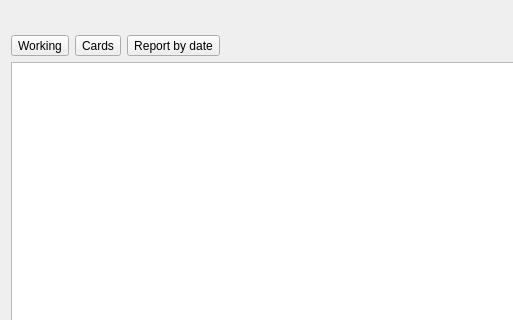
Old version of the form maindialog.ui in the repository End1-1/GASTiko; both pictures show x 0 to 513 and y 0 to 320 of the 820 by 604 pixel window.
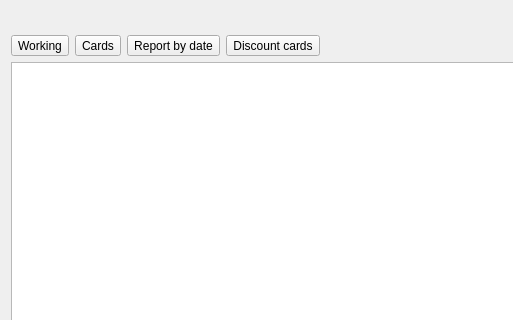
New version of the form. Icons and pictures are not drawn. Custom widgets are drawn as their Qt base class.

The edit to the form file:
```diff
--- a/maindialog.ui
+++ b/maindialog.ui
@@ -106,6 +106,26 @@
         </property>
        </widget>
       </item>
+      <item>
+       <widget class="QToolButton" name="btnDiscountCards">
+        <property name="text">
+         <string>Discount cards</string>
+        </property>
+        <property name="icon">
+         <iconset resource="res.qrc">
+          <normaloff>:/res/discount.png</normaloff>:/res/discount.png</iconset>
+        </property>
+        <property name="iconSize">
+         <size>
+          <width>32</width>
+          <height>32</height>
+         </size>
+        </property>
+        <property name="toolButtonStyle">
+         <enum>Qt::ToolButtonTextUnderIcon</enum>
+        </property>
+       </widget>
+      </item>
       <item>
        <spacer name="horizontalSpacer">
         <property name="orientation">
```
